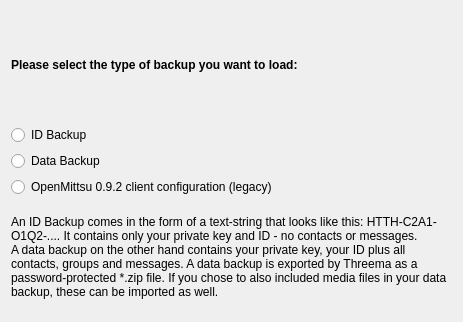
Before: the Qt Designer form src/wizards/LoadBackupWizardPageSelectBackupType.ui in blizzard4591/openMittsu, drawn with Qt 5.
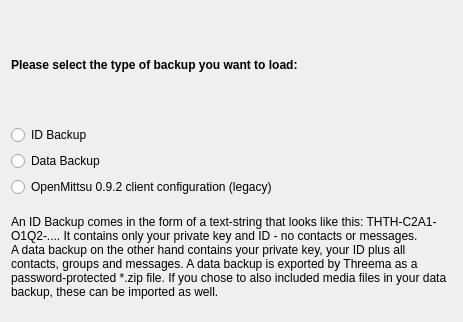
After: the same form once the commit is applied.

Commit message: Make it look less like HTTP

The edit to the form file:
```diff
--- a/src/wizards/LoadBackupWizardPageSelectBackupType.ui
+++ b/src/wizards/LoadBackupWizardPageSelectBackupType.ui
@@ -63,7 +63,7 @@
    <item>
     <widget class="QLabel" name="lblExplanation">
      <property name="text">
-      <string>An ID Backup comes in the form of a text-string that looks like this: HTTH-C2A1-O1Q2-.... It contains only your private key and ID - no contacts or messages.
+      <string>An ID Backup comes in the form of a text-string that looks like this: THTH-C2A1-O1Q2-.... It contains only your private key and ID - no contacts or messages.
 A data backup on the other hand contains your private key, your ID plus all contacts, groups and messages. A data backup is exported by Threema as a password-protected *.zip file. If you chose to also included media files in your data backup, these can be imported as well.</string>
      </property>
      <property name="wordWrap">
```
